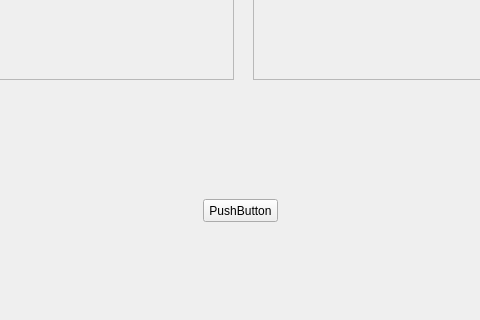
The window that resources/mainwindow.ui (CaduSantana/Projeto-Conversor) describes before a commit, drawn with Qt 5; both pictures show x 157 to 637 and y 280 to 600 of the 800 by 600 pixel window.
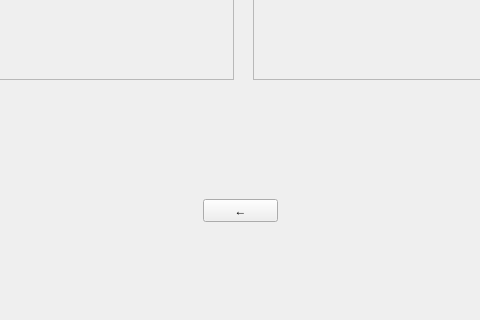
The same window after the commit.

Diff of the .ui file:
```diff
--- a/resources/mainwindow.ui
+++ b/resources/mainwindow.ui
@@ -42,7 +42,7 @@
      </rect>
     </property>
     <property name="text">
-     <string>PushButton</string>
+     <string>←</string>
     </property>
    </widget>
    <widget class="QLabel" name="foto">
```
Left out of the diff: 6 changed lines with no effect on the pictures.
